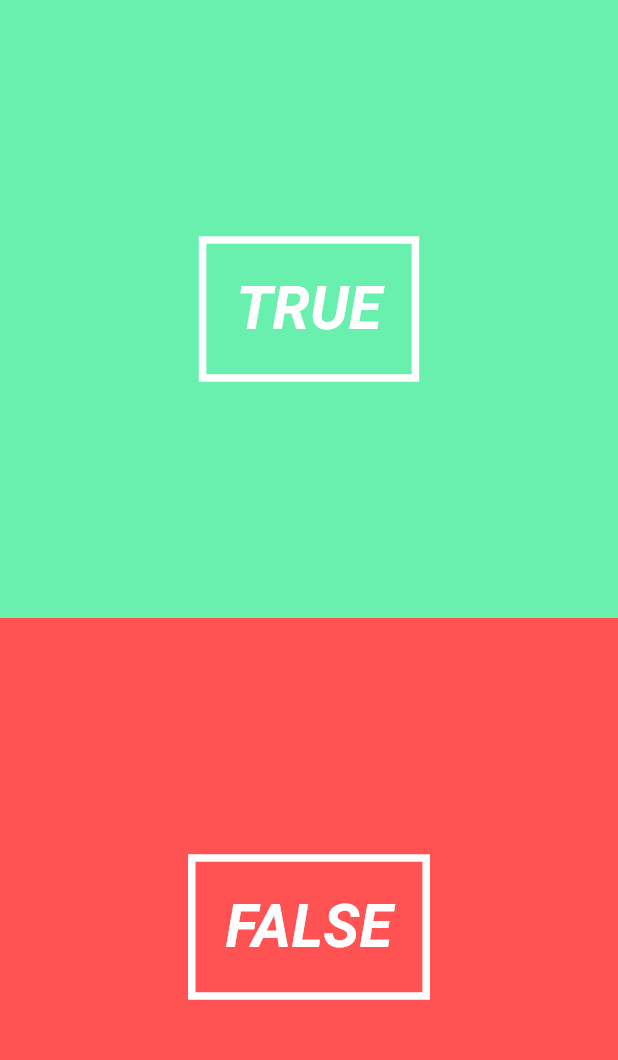
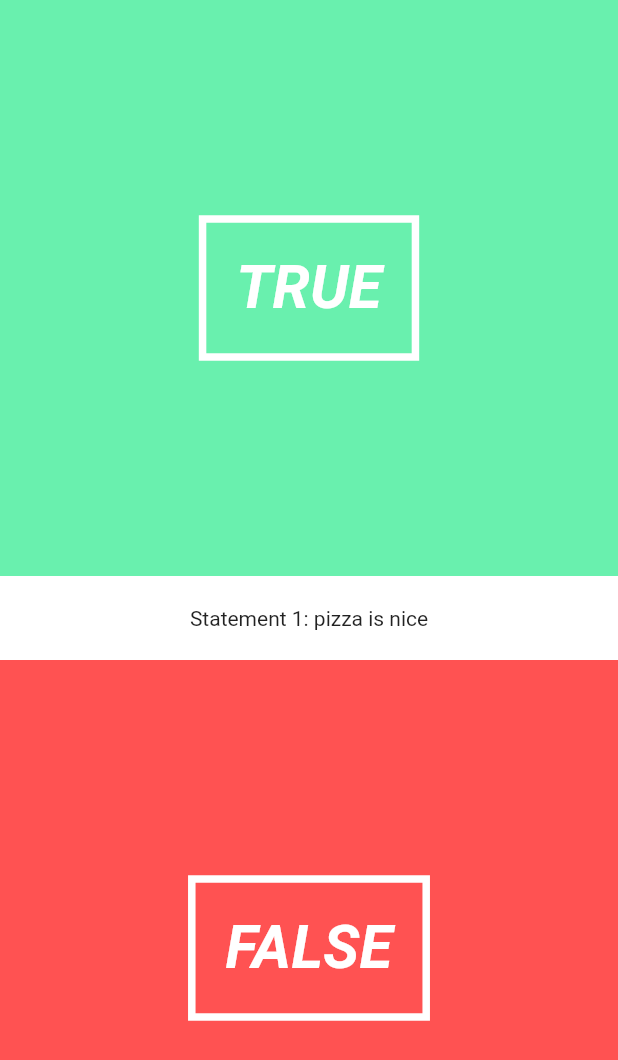
Before and after one commit to DuoduoApp/quizzz, a Flutter app: the screen it shows after launch, on a phone screen of 412 x 824 dp. Shown: the top 1060 px of the screen. Run offline on Flutter 3.47's test engine with Material 2 defaults, Android fonts, the phone set to English and light mode, and no system bars.

Commit message:
aumentando espaco do texto central

```diff
--- a/lib/pages/quiz_page.dart
+++ b/lib/pages/quiz_page.dart
@@ -18,6 +18,14 @@ class QuizPageState extends State<QuizPage> {
           // main page
           children: <Widget>[
             new AnswerButton(true, () => print("true")),
+            new Material(
+              color: Colors.white,
+              child: new Padding(
+                  padding: new EdgeInsets.symmetric(vertical: 20.0),
+                  child: new Center(
+                    child: new Text("Statement 1: pizza is nice"),
+                  )),
+            ),
             new AnswerButton(false, () => print("false")),
           ],
         )
```
